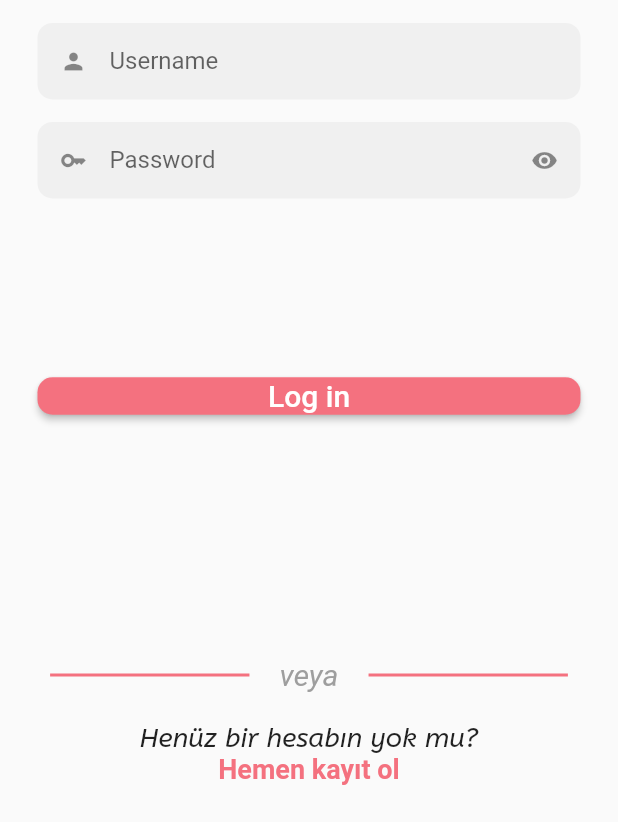
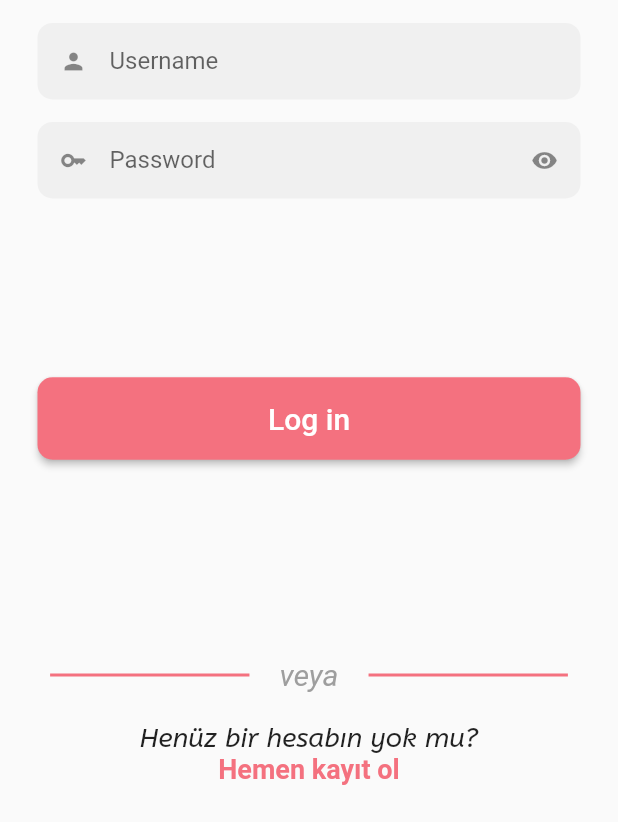
Before and after one commit to MertSaygili/hackathon_12_2022, a Flutter app: the screen it shows after launch, after a tap on "Skip", on a phone screen of 412 x 824 dp, the part 414-1236 px from its top. Run offline on Flutter 3.47's test engine with Material 2 defaults, Android fonts, the phone set to English and light mode, and no system bars; our stand-ins replace cloud_firestore, firebase_storage, flutter_svg, get, introduction_screen; accounts and stored records are empty.

Commit message:
login updated

```diff
--- a/hackathon_app/lib/core/components/appbar/custom_appbar.dart
+++ b/hackathon_app/lib/core/components/appbar/custom_appbar.dart
@@ -8,9 +8,11 @@ class CustomAppBar extends StatefulWidget with PreferredSizeWidget {
     super.key,
     required this.preferedSize,
     required this.backButton,
+    this.backgroundColor,
   });
 
   final double preferedSize;
+  final Color? backgroundColor;
   final bool backButton;
 
   @override
@@ -26,7 +28,7 @@ class _CustomAppBarState extends State<CustomAppBar> {
   @override
   Widget build(BuildContext context) {
     return AppBar(
-      backgroundColor: colorTransparent,
+      backgroundColor: widget.backgroundColor ?? colorTransparent,
       systemOverlayStyle: SystemUiOverlayStyle.dark,
       elevation: _elevation,
       leading: widget.backButton ? _backButton() : null,
--- a/hackathon_app/lib/core/components/elevatedButton/custom_elevatedbutton.dart
+++ b/hackathon_app/lib/core/components/elevatedButton/custom_elevatedbutton.dart
@@ -16,7 +16,7 @@ class CustomElevatedButton extends StatefulWidget {
 }
 
 class _CustomElevatedButtonState extends State<CustomElevatedButton> {
-  final double _height = 25;
+  final double _height = 55;
 
   @override
   Widget build(BuildContext context) {
```
Also changed, not shown: hackathon_app/lib/view/preview/signup.dart (+20 -2 lines).
